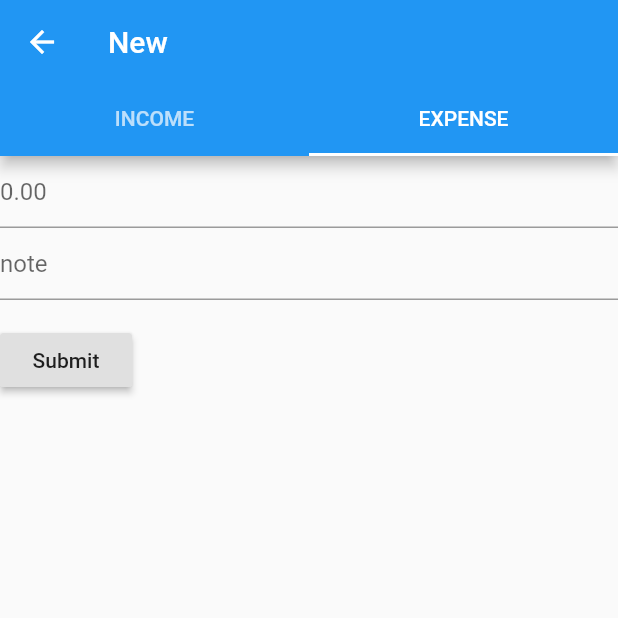
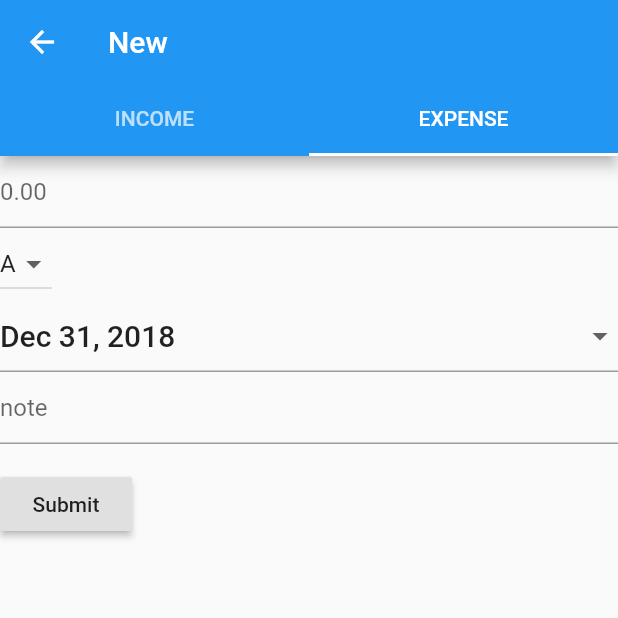
Before and after one commit to ak1103dev/ngen-app, a Flutter app: the NewTransaction screen opened directly, on a phone screen of 412 x 824 dp, the top half of it. Run offline on Flutter 3.47's test engine with Material 2 defaults, Android fonts, the phone set to English and light mode, and no system bars.

Commit message:
:construction: date_picker component

```diff
--- /dev/null
+++ b/lib/components/date_picker.dart
@@ -0,0 +1,106 @@
+import 'package:flutter/material.dart';
+import 'package:intl/intl.dart';
+
+class _InputDropdown extends StatelessWidget {
+  const _InputDropdown({
+    Key key,
+    this.child,
+    this.labelText,
+    this.valueText,
+    this.valueStyle,
+    this.onPressed }) : super(key: key);
+
+  final String labelText;
+  final String valueText;
+  final TextStyle valueStyle;
+  final VoidCallback onPressed;
+  final Widget child;
+
+  @override
+  Widget build(BuildContext context) {
+    return InkWell(
+      onTap: onPressed,
+      child: InputDecorator(
+        decoration: InputDecoration(
+          labelText: labelText,
+        ),
+        baseStyle: valueStyle,
+        child: Row(
+          mainAxisAlignment: MainAxisAlignment.spaceBetween,
+          mainAxisSize: MainAxisSize.min,
+          children: <Widget>[
+            Text(valueText, style: valueStyle),
+            Icon(Icons.arrow_drop_down,
+              color: Theme.of(context).brightness == Brightness.light ? Colors.grey.shade700 : Colors.white70
+            ),
+          ],
+        ),
+      ),
+    );
+  }
+}
+
+class DateTimePicker extends StatelessWidget {
+  const DateTimePicker({
+    Key key,
+    this.labelText,
+    this.selectedDate,
+    this.selectedTime,
+    this.selectDate,
+    this.selectTime
+  }) : super(key: key);
+
+  final String labelText;
+  final DateTime selectedDate;
+  final TimeOfDay selectedTime;
+  final ValueChanged<DateTime> selectDate;
+  final ValueChanged<TimeOfDay> selectTime;
+
+  Future<void> _selectDate(BuildContext context) async {
+    final DateTime picked = await showDatePicker(
+      context: context,
+      initialDate: selectedDate,
+      firstDate: DateTime(2015, 8),
+      lastDate: DateTime(2101)
+    );
+    if (picked != null && picked != selectedDate)
+      selectDate(picked);
+  }
+
+  // Future<void> _selectTime(BuildContext context) async {
+  //   final TimeOfDay picked = await showTimePicker(
+  //     context: context,
+  //     initialTime: selectedTime
+  //   );
+  //   if (picked != null && picked != selectedTime)
+  //     selectTime(picked);
+  // }
+
+  @override
+  Widget build(BuildContext context) {
+    final TextStyle valueStyle = Theme.of(context).textTheme.title;
+    return Row(
+      crossAxisAlignment: CrossAxisAlignment.end,
+      children: <Widget>[
+        Expanded(
+          // flex: 4,
+          child: _InputDropdown(
+            labelText: labelText,
+            valueText: DateFormat.yMMMd().format(selectedDate),
+            valueStyle: valueStyle,
+            onPressed: () { _selectDate(context); },
+          ),
+        ),
+        // const SizedBox(width: 12.0),
+        // Expanded(
+        //   flex: 3,
+        //   child: _InputDropdown(
+        //     valueText: selectedTime.format(context),
+        //     valueStyle: valueStyle,
+        //     onPressed: () { _selectTime(context); },
+        //   ),
+        // ),
+      ],
+    );
+  }
+}
--- a/lib/pages/daily/transaction_form.dart
+++ b/lib/pages/daily/transaction_form.dart
@@ -1,4 +1,5 @@
 import 'package:flutter/material.dart';
+import 'package:ngen/components/date_picker.dart';
 
 class TransactionForm extends StatefulWidget {
   @override
@@ -9,6 +10,11 @@ class TransactionForm extends StatefulWidget {
 
 class TransactionFormState extends State<TransactionForm> {
   final _formKey = GlobalKey<FormState>();
+
+  int amount = 0;
+  String category = 'A';
+  DateTime _fromDate = DateTime.now();
+  String note = '';
 
   @override
   Widget build(BuildContext context) {
@@ -27,6 +33,28 @@ class TransactionFormState extends State<TransactionForm> {
               }
             },
           ),
+          DropdownButton<String>(
+            value: category,
+            items: <String>['A', 'B', 'C', 'D'].map((String value) {
+              return new DropdownMenuItem<String>(
+                value: value,
+                child: new Text(value),
+              );
+            }).toList(),
+            onChanged: (String val) {
+              setState(() {
+                category = val;
+              });
+            },
+          ),
+          DateTimePicker(
+            selectedDate: _fromDate,
+            selectDate: (DateTime date) {
+              setState(() {
+                _fromDate = date;
+              });
+            },
+          ),
           TextFormField(
             decoration: InputDecoration(
               hintText: 'note'
@@ -38,7 +66,7 @@ class TransactionFormState extends State<TransactionForm> {
               onPressed: () {
                 if (_formKey.currentState.validate()) {
                   Scaffold.of(context)
-                    .showSnackBar(SnackBar(content: Text('Processing Data')));
+                    .showSnackBar(SnackBar(content: Text('$amount\n$category\n$_fromDate\n$note')));
                 }
               },
               child: Text('Submit'),
--- a/pubspec.yaml
+++ b/pubspec.yaml
@@ -19,6 +19,9 @@ dependencies:
   # The following adds the Cupertino Icons font to your application.
   # Use with the CupertinoIcons class for iOS style icons.
   cupertino_icons: ^0.1.2
+  sqflite: any
+  path_provider: any
+  intl: any
 
 dev_dependencies:
   flutter_test:
```
Also changed, not shown: 3 other files.
